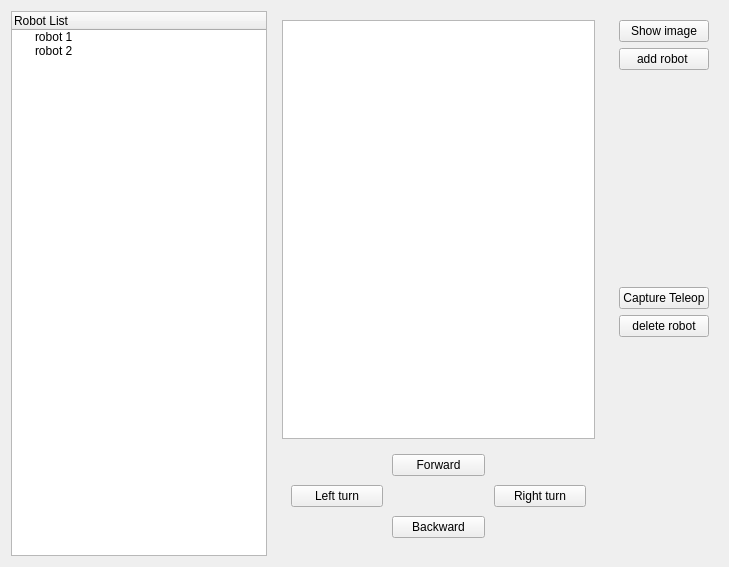
Qt form concert_teleop_app/ui/teleop_app.ui (robotics-in-concert/rocon_qt_gui) before a commit.
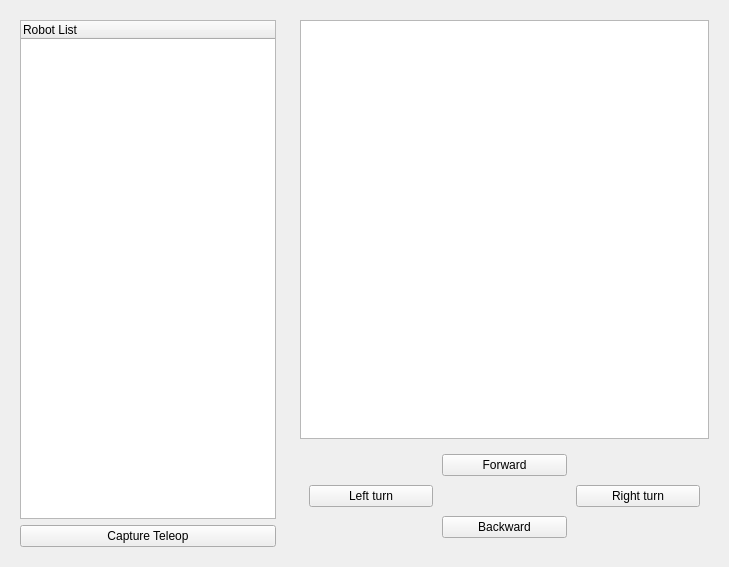
The same form after that commit.

Commit message: integration complete with teleop dummy app

The edit to the form file:
```diff
--- a/concert_teleop_app/ui/teleop_app.ui
+++ b/concert_teleop_app/ui/teleop_app.ui
@@ -23,7 +23,7 @@
    <string>Teleop Application</string>
   </property>
   <layout class="QGridLayout" name="gridLayout">
-   <item row="0" column="1">
+   <item row="0" column="2">
     <layout class="QHBoxLayout" name="horizontalLayout">
      <item>
       <layout class="QVBoxLayout" name="verticalLayout">
@@ -41,34 +41,34 @@
          <property name="spacing">
           <number>9</number>
          </property>
-         <item row="0" column="1">
-          <widget class="QPushButton" name="right_turn_btn">
-           <property name="text">
-            <string>Forward</string>
-           </property>
-          </widget>
-         </item>
          <item row="1" column="2">
-          <widget class="QPushButton" name="left_turn_btn">
+          <widget class="QPushButton" name="right_turn_btn">
            <property name="text">
             <string>Right turn</string>
            </property>
           </widget>
          </item>
          <item row="1" column="0">
-          <widget class="QPushButton" name="backward_btn">
+          <widget class="QPushButton" name="left_turn_btn">
            <property name="text">
             <string>Left turn</string>
            </property>
           </widget>
          </item>
          <item row="3" column="1">
-          <widget class="QPushButton" name="forward_btn">
+          <widget class="QPushButton" name="backward_btn">
            <property name="text">
             <string>Backward</string>
            </property>
           </widget>
          </item>
+         <item row="0" column="1">
+          <widget class="QPushButton" name="forward_btn">
+           <property name="text">
+            <string>Forward</string>
+           </property>
+          </widget>
+         </item>
         </layout>
        </item>
       </layout>
@@ -76,47 +76,23 @@
     </layout>
    </item>
    <item row="0" column="0">
-    <widget class="QTreeWidget" name="robot_list_tree_widget">
-     <property name="sizePolicy">
-      <sizepolicy hsizetype="Preferred" vsizetype="Expanding">
-       <horstretch>0</horstretch>
-       <verstretch>0</verstretch>
-      </sizepolicy>
-     </property>
-     <column>
-      <property name="text">
-       <string>Robot List</string>
-      </property>
-     </column>
-     <item>
-      <property name="text">
-       <string>robot 1</string>
-      </property>
-     </item>
-     <item>
-      <property name="text">
-       <string>robot 2</string>
-      </property>
-     </item>
-    </widget>
-   </item>
-   <item row="0" column="2">
-    <layout class="QVBoxLayout" name="verticalLayout_2">
+    <layout class="QVBoxLayout" name="verticalLayout_3">
      <property name="margin">
       <number>9</number>
      </property>
      <item>
-      <widget class="QPushButton" name="test_btn">
-       <property name="text">
-        <string>Show image</string>
+      <widget class="QTreeWidget" name="robot_list_tree_widget">
+       <property name="sizePolicy">
+        <sizepolicy hsizetype="Preferred" vsizetype="Expanding">
+         <horstretch>0</horstretch>
+         <verstretch>0</verstretch>
+        </sizepolicy>
        </property>
-      </widget>
-     </item>
-     <item alignment="Qt::AlignTop">
-      <widget class="QPushButton" name="test_add_robot_btn">
-       <property name="text">
-        <string>add robot </string>
-       </property>
+       <column>
+        <property name="text">
+         <string>Robot List</string>
+        </property>
+       </column>
       </widget>
      </item>
      <item>
@@ -126,13 +102,6 @@
        </property>
       </widget>
      </item>
-     <item alignment="Qt::AlignTop">
-      <widget class="QPushButton" name="test_delete_robot_btn">
-       <property name="text">
-        <string>delete robot</string>
-       </property>
-      </widget>
-     </item>
     </layout>
    </item>
   </layout>
```
The commit also changes 2 other files.
